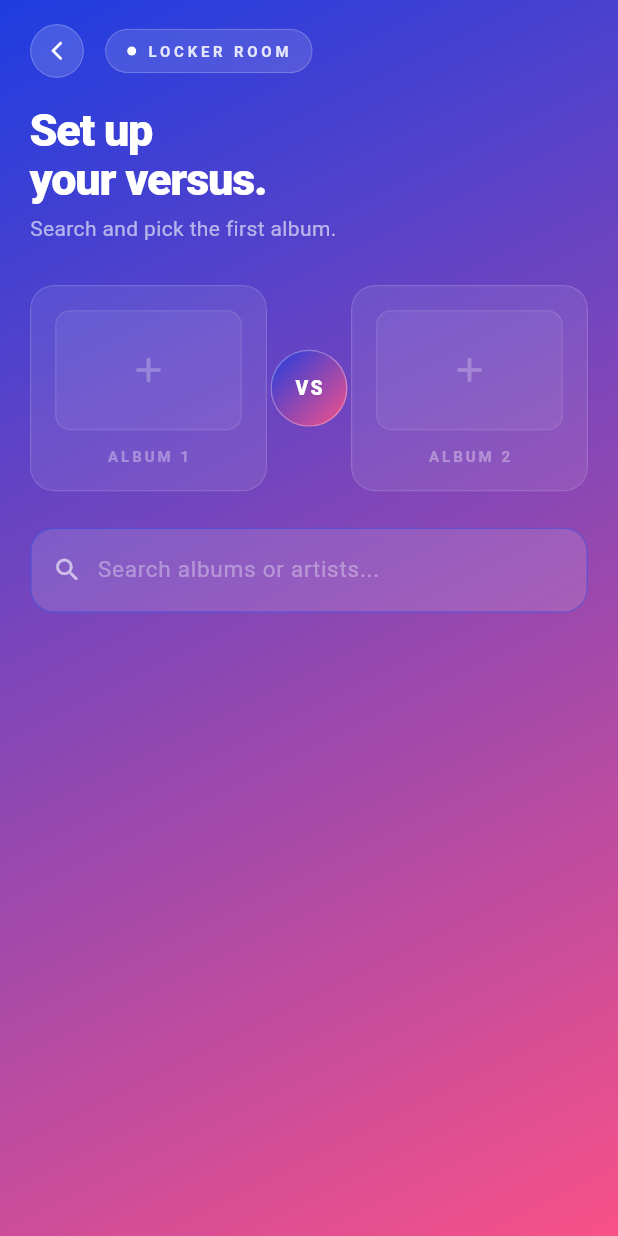
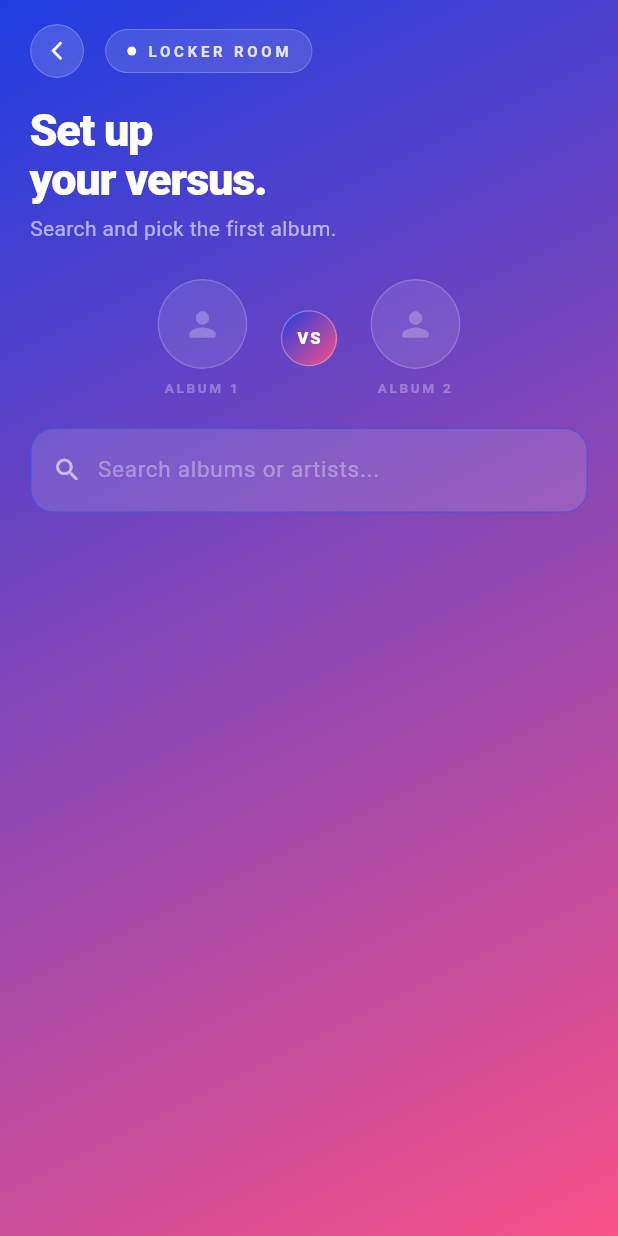
Before and after one commit to Houstonsboy/welcometothedisco, a Flutter app: the Lockeroom screen opened directly, on a phone screen of 412 x 824 dp. Run offline on Flutter 3.47's test engine with Material 3 defaults, Android fonts, the light colour scheme and no system bars; our stand-ins replace app_links, cloud_firestore, firebase_auth, firebase_core, flutter_secure_storage, google_sign_in and 1 more; accounts and stored records are empty; network calls fail.

Commit message:
cooler lockeroom

```diff
--- a/lib/services/spotify_api.dart
+++ b/lib/services/spotify_api.dart
@@ -125,12 +125,14 @@ class SpotifyAlbumDetails {
   final String id;
   final String title;
   final String artistName;
+  final String? artistId;
   final String? imageUrl;
 
   const SpotifyAlbumDetails({
     required this.id,
     required this.title,
     required this.artistName,
+    this.artistId,
     this.imageUrl,
   });
 
@@ -141,6 +143,28 @@ class SpotifyAlbumDetails {
       id: json['id'] as String? ?? '',
       title: json['name'] as String? ?? 'Unknown Album',
       artistName: artists.isNotEmpty ? artists.first['name'] as String? ?? '' : '',
+      artistId: artists.isNotEmpty ? artists.first['id'] as String? : null,
+      imageUrl: images.isNotEmpty ? images.first['url'] as String? : null,
+    );
+  }
+}
+
+class SpotifyArtistDetails {
+  final String id;
+  final String name;
+  final String? imageUrl;
+
+  const SpotifyArtistDetails({
+    required this.id,
+    required this.name,
+    this.imageUrl,
+  });
+
+  factory SpotifyArtistDetails.fromJson(Map<String, dynamic> json) {
+    final images = (json['images'] as List?)?.cast<Map<String, dynamic>>() ?? [];
+    return SpotifyArtistDetails(
+      id: json['id'] as String? ?? '',
+      name: json['name'] as String? ?? 'Unknown Artist',
       imageUrl: images.isNotEmpty ? images.first['url'] as String? : null,
     );
   }
@@ -473,6 +497,15 @@ class SpotifyApi {
     return SpotifyAlbumDetails.fromJson(json);
   }
 
+  /// Fetches Spotify artist metadata for one artist ID (name, profile image).
+  Future<SpotifyArtistDetails?> getArtistDetails(String artistId) async {
+    if (artistId.isEmpty) return null;
+    final resp = await _get('/artists/$artistId');
+    if (resp.statusCode != 200) return null;
+    final json = jsonDecode(resp.body) as Map<String, dynamic>;
+    return SpotifyArtistDetails.fromJson(json);
+  }
+
   /// Fetches full album data including the track list for a single album ID.
   Future<SpotifyAlbumWithTracks?> getAlbumWithTracks(String albumId) async {
     if (albumId.isEmpty) return null;
--- a/lib/versus/lockeroom.dart
+++ b/lib/versus/lockeroom.dart
@@ -14,6 +14,8 @@ class AlbumResult {
   final String id;
   final String name;
   final String artistName;
+  final String? artistId;
+  final String? artistImageUrl;
   final String? imageUrl;
   final List<TrackResult> tracks;
 
@@ -21,6 +23,8 @@ class AlbumResult {
     required this.id,
     required this.name,
     required this.artistName,
+    this.artistId,
+    this.artistImageUrl,
     this.imageUrl,
     this.tracks = const [],
   });
@@ -127,6 +131,7 @@ class _LockeroomState extends State<Lockeroom> with TickerProviderStateMixin {
         id: a.id,
         name: a.title,
         artistName: a.artistName,
+        artistId: a.artistId,
         imageUrl: a.imageUrl,
       );
 
@@ -135,6 +140,8 @@ class _LockeroomState extends State<Lockeroom> with TickerProviderStateMixin {
         id: base.id,
         name: base.name,
         artistName: base.artistName,
+        artistId: base.artistId,
+        artistImageUrl: base.artistImageUrl,
         imageUrl: base.imageUrl,
         tracks: full.tracks
             .map((t) => TrackResult(
@@ -146,10 +153,27 @@ class _LockeroomState extends State<Lockeroom> with TickerProviderStateMixin {
             .toList(),
       );
 
+  Future<String?> _resolveArtistImage(String? artistId) async {
+    if (artistId == null || artistId.isEmpty) return null;
+    final artist = await _spotifyApi.getArtistDetails(artistId);
+    return artist?.imageUrl;
+  }
+
   // ── Selection ──────────────────────────────────────────────────────────────
   Future<void> _selectAlbum(AlbumResult album) async {
     final full = await _spotifyApi.getAlbumWithTracks(album.id);
-    final selected = full == null ? album : _withTracks(album, full);
+    final artistImageUrl = await _resolveArtistImage(album.artistId);
+    final baseWithArtist = AlbumResult(
+      id: album.id,
+      name: album.name,
+      artistName: album.artistName,
+      artistId: album.artistId,
+      artistImageUrl: artistImageUrl,
+      imageUrl: album.imageUrl,
+      tracks: album.tracks,
+    );
+    final selected =
+        full == null ? baseWithArtist : _withTracks(baseWithArtist, full);
     if (!mounted) return;
     setState(() {
       if (_album1 == null) {
@@ -271,7 +295,7 @@ class _LockeroomState extends State<Lockeroom> with TickerProviderStateMixin {
                   ),
                 ),
               ),
-            if (bothSelected)
+            if (hasAlbum1 || hasAlbum2)
               SliverToBoxAdapter(child: _buildTrackPreviews()),
             if (bothSelected)
               SliverToBoxAdapter(child: _buildSaveButton()),
@@ -394,39 +418,24 @@ class _LockeroomState extends State<Lockeroom> with TickerProviderStateMixin {
     );
   }
 
-  // ── Album slots ────────────────────────────────────────────────────────────
+  // ── Album slots (compact artist circles) ───────────────────────────────────
   Widget _buildAlbumSlots(bool hasAlbum1, bool hasAlbum2) {
     return Padding(
-      padding: const EdgeInsets.fromLTRB(20, 20, 20, 8),
-      child: Stack(
-        alignment: Alignment.center,
+      padding: const EdgeInsets.fromLTRB(20, 16, 20, 4),
+      child: Row(
+        mainAxisAlignment: MainAxisAlignment.center,
+        crossAxisAlignment: CrossAxisAlignment.center,
         children: [
-          Row(
-            crossAxisAlignment: CrossAxisAlignment.start,
-            children: [
-              Expanded(
-                child: _AlbumSlot(
+          _ArtistChip(
             album: _album1,
             label: 'ALBUM 1',
             accentColor: _kBlue,
-                  isEmpty: !hasAlbum1,
             onClear: () => _clearAlbum(1),
           ),
-              ),
-              const SizedBox(width: 56),
-              Expanded(
-                child: _AlbumSlot(
-                  album: _album2,
-                  label: 'ALBUM 2',
-                  accentColor: _kPink,
-                  isEmpty: !hasAlbum2,
-                  onClear: () => _clearAlbum(2),
-                ),
-              ),
-            ],
-          ),
-          // VS badge — pulsing, glass + gradient
-          AnimatedBuilder(
+          // VS pill
+          Padding(
+            padding: const EdgeInsets.symmetric(horizontal: 12),
+            child: AnimatedBuilder(
               animation: _vsAnim,
               builder: (_, child) =>
                   Transform.scale(scale: _vsAnim.value, child: child),
@@ -434,8 +443,8 @@ class _LockeroomState extends State<Lockeroom> with TickerProviderStateMixin {
                 child: BackdropFilter(
                   filter: ImageFilter.blur(sigmaX: 8, sigmaY: 8),
                   child: Container(
-                  width: 52,
-                  height: 52,
+                    width: 38,
+                    height: 38,
                     decoration: BoxDecoration(
                       shape: BoxShape.circle,
                       gradient: const LinearGradient(
@@ -447,9 +456,9 @@ class _LockeroomState extends State<Lockeroom> with TickerProviderStateMixin {
                           color: Colors.white.withOpacity(0.3), width: 1),
                       boxShadow: [
                         BoxShadow(
-                        color: _kPink.withOpacity(0.45),
-                        blurRadius: 20,
-                        spreadRadius: 2,
+                          color: _kPink.withOpacity(0.4),
+                          blurRadius: 14,
+                          spreadRadius: 1,
                         ),
                       ],
                     ),
@@ -458,15 +467,22 @@ class _LockeroomState extends State<Lockeroom> with TickerProviderStateMixin {
                         'VS',
                         style: TextStyle(
                           color: Colors.white,
-                        fontSize: 13,
+                          fontSize: 11,
                           fontWeight: FontWeight.w900,
-                        letterSpacing: 1.5,
+                          letterSpacing: 1.2,
                         ),
                       ),
                     ),
                   ),
                 ),
               ),
+            ),
+          ),
+          _ArtistChip(
+            album: _album2,
+            label: 'ALBUM 2',
+            accentColor: _kPink,
+            onClear: () => _clearAlbum(2),
           ),
         ],
       ),
@@ -545,17 +561,31 @@ class _LockeroomState extends State<Lockeroom> with TickerProviderStateMixin {
 
   // ── Track previews ─────────────────────────────────────────────────────────
   Widget _buildTrackPreviews() {
+    final hasAlbum1 = _album1 != null;
+    final hasAlbum2 = _album2 != null;
     return Padding(
       padding: const EdgeInsets.fromLTRB(20, 20, 20, 0),
       child: Row(
         crossAxisAlignment: CrossAxisAlignment.start,
         children: [
           Expanded(
-            child: _TrackPreviewCard(album: _album1!, accentColor: _kBlue),
+            child: hasAlbum1
+                ? _TrackPreviewCard(album: _album1!, accentColor: _kBlue)
+                : _TrackPreviewPlaceholder(
+                    label: 'ALBUM 1',
+                    message: 'Pick an album to preview tracks.',
+                    accentColor: _kBlue,
+                  ),
           ),
           const SizedBox(width: 12),
           Expanded(
-            child: _TrackPreviewCard(album: _album2!, accentColor: _kPink),
+            child: hasAlbum2
+                ? _TrackPreviewCard(album: _album2!, accentColor: _kPink)
+                : _TrackPreviewPlaceholder(
+                    label: 'ALBUM 2',
+                    message: 'Pick a challenger to preview tracks.',
+                    accentColor: _kPink,
+                  ),
           ),
         ],
       ),
@@ -639,173 +669,114 @@ class _LockeroomState extends State<Lockeroom> with TickerProviderStateMixin {
   }
 }
 
-// ── Album Slot ────────────────────────────────────────────────────────────────
-class _AlbumSlot extends StatelessWidget {
+// ── Artist Chip (compact circular slot) ──────────────────────────────────────
+/// Shown in the top VS row — circular artist avatar + artist name.
+/// Much smaller than the track preview cards below so those stay the main focus.
+class _ArtistChip extends StatelessWidget {
   final AlbumResult? album;
   final String label;
   final Color accentColor;
-  final bool isEmpty;
   final VoidCallback onClear;
 
-  const _AlbumSlot({
+  const _ArtistChip({
     required this.album,
     required this.label,
-    required this.accentColor,
-    required this.isEmpty,
-    required this.onClear,
-  });
-
-  @override
-  Widget build(BuildContext context) {
-    return ClipRRect(
-      borderRadius: BorderRadius.circular(16),
-      child: BackdropFilter(
-        filter: ImageFilter.blur(sigmaX: 12, sigmaY: 12),
-        child: AnimatedContainer(
-          duration: const Duration(milliseconds: 300),
-          curve: Curves.easeOutCubic,
-          decoration: BoxDecoration(
-            borderRadius: BorderRadius.circular(16),
-            color: isEmpty
-                ? Colors.white.withOpacity(0.08)
-                : accentColor.withOpacity(0.18),
-            border: Border.all(
-              color: isEmpty
-                  ? Colors.white.withOpacity(0.14)
-                  : accentColor.withOpacity(0.55),
-              width: isEmpty ? 0.8 : 1.5,
-            ),
-          ),
-          child: isEmpty
-              ? _EmptySlot(label: label, accentColor: accentColor)
-              : _FilledSlot(
-                  album: album!, accentColor: accentColor, onClear: onClear),
-        ),
-      ),
-    );
-  }
-}
-
-class _EmptySlot extends StatelessWidget {
-  final String label;
-  final Color accentColor;
-  const _EmptySlot({required this.label, required this.accentColor});
-
-  @override
-  Widget build(BuildContext context) {
-    return Padding(
-      padding: const EdgeInsets.all(16),
-      child: Column(
-        children: [
-          Container(
-            width: double.infinity,
-            height: 80,
-            decoration: BoxDecoration(
-              borderRadius: BorderRadius.circular(10),
-              color: Colors.white.withOpacity(0.06),
-              border: Border.all(
-                  color: Colors.white.withOpacity(0.1), width: 0.8),
-            ),
-            child: Icon(Icons.add_rounded,
-                color: Colors.white.withOpacity(0.25), size: 28),
-          ),
-          const SizedBox(height: 10),
-          Text(
-            label,
-            style: TextStyle(
-              color: Colors.white.withOpacity(0.35),
-              fontSize: 10,
-              fontWeight: FontWeight.w700,
-              letterSpacing: 2,
-            ),
-          ),
-        ],
-      ),
-    );
-  }
-}
-
-class _FilledSlot extends StatelessWidget {
-  final AlbumResult album;
-  final Color accentColor;
-  final VoidCallback onClear;
-
-  const _FilledSlot({
-    required this.album,
     required this.accentColor,
     required this.onClear,
   });
 
   @override
   Widget build(BuildContext context) {
-    return Stack(
+    final isEmpty = album == null;
+    return Column(
+      mainAxisSize: MainAxisSize.min,
       children: [
-        Padding(
-          padding: const EdgeInsets.all(10),
-          child: Column(
-            crossAxisAlignment: CrossAxisAlignment.start,
+        Stack(
+          clipBehavior: Clip.none,
           children: [
-              ClipRRect(
-                borderRadius: BorderRadius.circular(10),
-                child: AspectRatio(
-                  aspectRatio: 1,
-                  child: album.imageUrl != null
-                      ? Image.network(album.imageUrl!, fit: BoxFit.cover)
+            // Circle avatar
+            ClipOval(
+              child: BackdropFilter(
+                filter: ImageFilter.blur(sigmaX: 10, sigmaY: 10),
+                child: AnimatedContainer(
+                  duration: const Duration(milliseconds: 300),
+                  width: 60,
+                  height: 60,
+                  decoration: BoxDecoration(
+                    shape: BoxShape.circle,
+                    color: isEmpty
+                        ? Colors.white.withOpacity(0.1)
+                        : accentColor.withOpacity(0.2),
+                    border: Border.all(
+                      color: isEmpty
+                          ? Colors.white.withOpacity(0.18)
+                          : accentColor.withOpacity(0.7),
+                      width: isEmpty ? 1 : 2,
+                    ),
+                  ),
+                  child: isEmpty
+                      ? Icon(Icons.person_rounded,
+                          color: Colors.white.withOpacity(0.25), size: 26)
+                      : (album!.artistImageUrl != null
+                          ? Image.network(album!.artistImageUrl!,
+                              fit: BoxFit.cover)
                           : Container(
-                          decoration: BoxDecoration(
-                            color: accentColor.withOpacity(0.2),
-                            borderRadius: BorderRadius.circular(10),
-                          ),
-                          child: Icon(Icons.album_rounded,
-                              color: accentColor.withOpacity(0.6),
-                              size: 32),
+                              color: accentColor.withOpacity(0.25),
+                              child: Icon(Icons.person_rounded,
+                                  color: accentColor.withOpacity(0.7),
+                                  size: 26),
+                            )),
                 ),
               ),
             ),
-              const SizedBox(height: 8),
-              Text(
-                album.name,
-                maxLines: 2,
-                overflow: TextOverflow.ellipsis,
-                style: const TextStyle(
-                  color: Colors.white,
-                  fontSize: 12,
-                  fontWeight: FontWeight.w700,
-                  height: 1.3,
+            // Clear button (only when filled)
+            if (!isEmpty)
+              Positioned(
+                top: -3,
+                right: -3,
+                child: GestureDetector(
+                  onTap: onClear,
+                  child: Container(
+                    width: 18,
+                    height: 18,
+                    decoration: BoxDecoration(
+                      shape: BoxShape.circle,
+                      color: _kPink,
+                      boxShadow: [
+                        BoxShadow(
+                            color: _kPink.withOpacity(0.4), blurRadius: 6),
+                      ],
                     ),
+                    child: const Icon(Icons.close_rounded,
+                        color: Colors.white, size: 11),
                   ),
-              const SizedBox(height: 2),
-              Text(
-                album.artistName,
-                maxLines: 1,
-                overflow: TextOverflow.ellipsis,
-                style: TextStyle(
-                  color: accentColor.withOpacity(0.9),
-                  fontSize: 11,
-                  fontWeight: FontWeight.w500,
                 ),
               ),
           ],
         ),
+        const SizedBox(height: 6),
+        SizedBox(
+          width: 80,
+          child: isEmpty
+              ? Text(
+                  label,
+                  textAlign: TextAlign.center,
+                  style: TextStyle(
+                    color: Colors.white.withOpacity(0.3),
+                    fontSize: 9,
+                    fontWeight: FontWeight.w700,
+                    letterSpacing: 1.8,
                   ),
-        Positioned(
-          top: 6,
-          right: 6,
-          child: GestureDetector(
-            onTap: onClear,
-            child: Container(
-              width: 22,
-              height: 22,
-              decoration: BoxDecoration(
-                shape: BoxShape.circle,
-                color: _kPink.withOpacity(0.9),
-                boxShadow: [
-                  BoxShadow(
-                      color: _kPink.withOpacity(0.4), blurRadius: 8),
-                ],
-              ),
-              child: const Icon(Icons.close_rounded,
-                  color: Colors.white, size: 13),
+                )
+              : Text(
+                  album!.artistName,
+                  maxLines: 1,
+                  overflow: TextOverflow.ellipsis,
+                  textAlign: TextAlign.center,
+                  style: TextStyle(
+                    color: accentColor.withOpacity(0.95),
+                    fontSize: 11,
+                    fontWeight: FontWeight.w600,
                   ),
                 ),
         ),
@@ -1017,6 +988,68 @@ class _TrackPreviewCard extends StatelessWidget {
   }
 }
 
+class _TrackPreviewPlaceholder extends StatelessWidget {
+  final String label;
+  final String message;
+  final Color accentColor;
+
+  const _TrackPreviewPlaceholder({
+    required this.label,
+    required this.message,
+    required this.accentColor,
+  });
+
+  @override
+  Widget build(BuildContext context) {
+    return ClipRRect(
+      borderRadius: BorderRadius.circular(16),
+      child: BackdropFilter(
+        filter: ImageFilter.blur(sigmaX: 14, sigmaY: 14),
+        child: Container(
+          height: 260,
+          decoration: BoxDecoration(
+            borderRadius: BorderRadius.circular(16),
+            color: Colors.white.withOpacity(0.08),
+            border: Border.all(color: accentColor.withOpacity(0.35), width: 1),
+          ),
+          child: Center(
+            child: Padding(
+              padding: const EdgeInsets.symmetric(horizontal: 16),
+              child: Column(
+                mainAxisAlignment: MainAxisAlignment.center,
+                children: [
+                  Icon(Icons.library_music_rounded,
+                      color: accentColor.withOpacity(0.75), size: 26),
+                  const SizedBox(height: 10),
+                  Text(
+                    label,
+                    style: TextStyle(
+                      color: accentColor.withOpacity(0.9),
+                      fontSize: 10,
+                      fontWeight: FontWeight.w700,
+                      letterSpacing: 1.8,
+                    ),
+                  ),
+                  const SizedBox(height: 8),
+                  Text(
+                    message,
+                    textAlign: TextAlign.center,
+                    style: TextStyle(
+                      color: Colors.white.withOpacity(0.55),
+                      fontSize: 12,
+                      fontWeight: FontWeight.w500,
+                    ),
+                  ),
+                ],
+              ),
+            ),
+          ),
+        ),
+      ),
+    );
+  }
+}
+
 class _PreviewTrackRow extends StatelessWidget {
   final TrackResult track;
   final Color accentColor;
```
Lines whose indentation alone changed are shown as unchanged.
